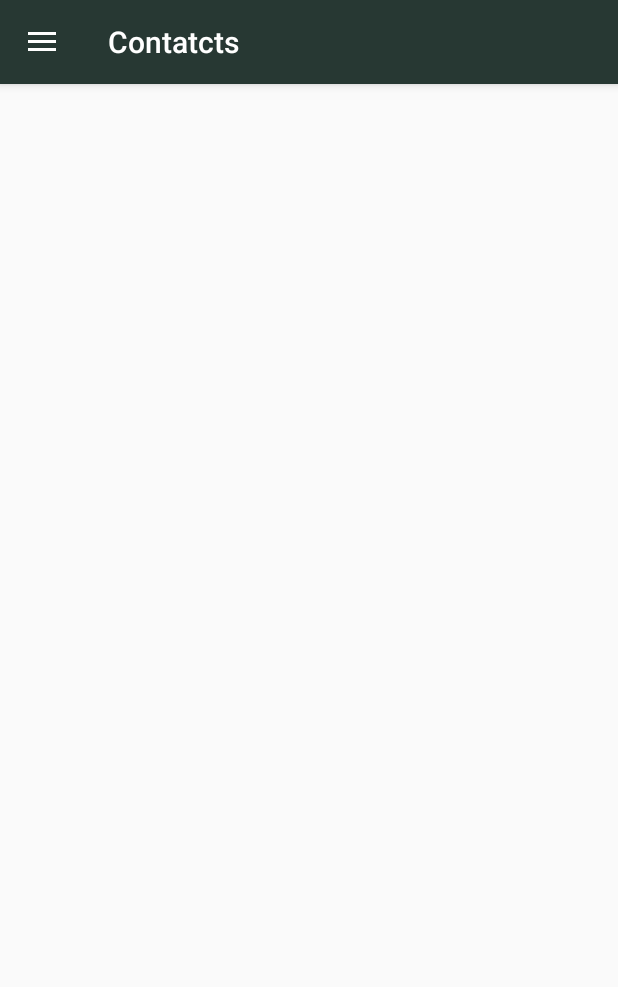
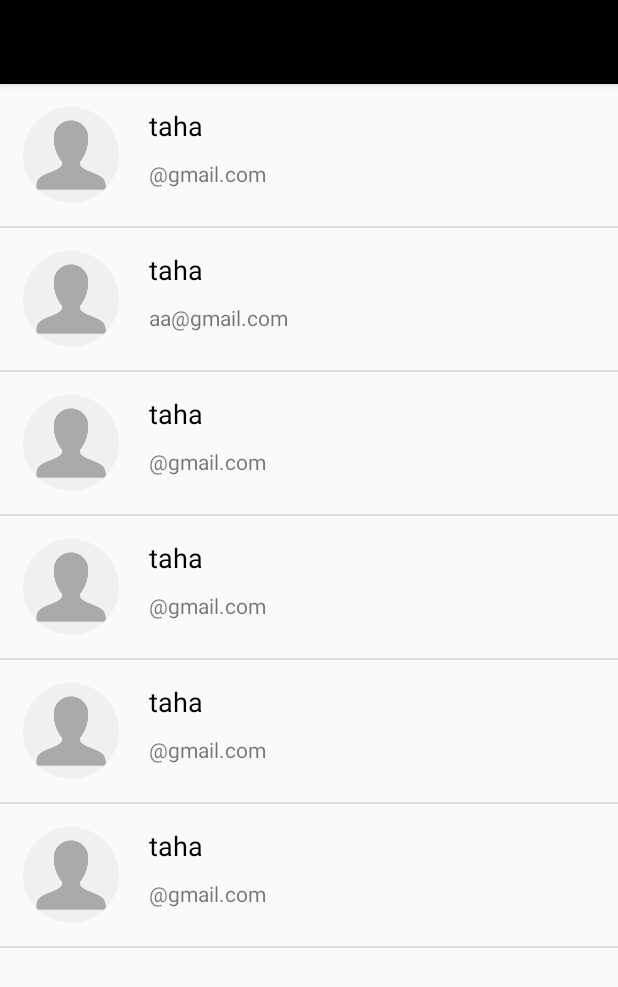
Before and after one commit to zyedbenmed/Eniso.infoApp, an Android app: the Contacts screen opened directly, with no data from a screen before it, in the side drawer, after a tap on "Contacts", on a phone screen of 412 x 824 dp. Shown: the top 987 px of the screen. Run offline under Robolectric (Android 15) with nearby library versions, the phone set to English and light mode, and no system bars; our stand-ins replace CircleImageView, Volley; 2 statements that could not run were skipped.

Commit message:
Contacts activity

```diff
--- a/ENISo/app/build.gradle
+++ b/ENISo/app/build.gradle
@@ -23,6 +23,7 @@ dependencies {
     implementation 'com.android.support:appcompat-v7:26.1.0'
     implementation 'com.android.support.constraint:constraint-layout:1.0.2'
     implementation 'com.android.support:design:26.1.0'
+    implementation 'de.hdodenhof:circleimageview:2.1.0'
     testImplementation 'junit:junit:4.12'
     androidTestImplementation 'com.android.support.test:runner:1.0.1'
     androidTestImplementation 'com.android.support.test.espresso:espresso-core:3.0.1'
--- a/ENISo/app/src/main/java/com/example/alaabid/eniso/Contacts.java
+++ b/ENISo/app/src/main/java/com/example/alaabid/eniso/Contacts.java
@@ -2,6 +2,7 @@ package com.example.alaabid.eniso;
 
 import android.content.DialogInterface;
 import android.content.Intent;
+import android.net.Uri;
 import android.os.Bundle;
 import android.support.design.widget.FloatingActionButton;
 import android.support.design.widget.Snackbar;
@@ -18,7 +19,11 @@ import android.support.v7.app.AppCompatActivity;
 import android.support.v7.widget.Toolbar;
 import android.view.Menu;
 import android.view.MenuItem;
+import android.view.ViewGroup;
+import android.widget.AdapterView;
+import android.widget.BaseAdapter;
 import android.widget.ImageView;
+import android.widget.ListView;
 import android.widget.TextView;
 import android.widget.Toast;
 
@@ -41,12 +46,15 @@ import java.util.HashMap;
 import java.util.List;
 import java.util.Map;
 
+import de.hdodenhof.circleimageview.CircleImageView;
+
 public class Contacts extends AppCompatActivity
         implements NavigationView.OnNavigationItemSelectedListener{
 
     DrawerLayout drawer;
     NavigationView navigationView;
-    Toolbar toolbar=null;
+    Toolbar toolbar;
+    private ListView listView;
     String nom;
     @Override
     protected void onCreate(Bundle savedInstanceState) {
@@ -57,6 +65,13 @@ public class Contacts extends AppCompatActivity
         setSupportActionBar(toolbar);
         Bundle extras = getIntent().getExtras();
         nom = extras.getString("nom");
+
+        listView = findViewById(R.id.listV);
+
+        CustomAdapter customAdapter=new CustomAdapter();
+        listView.setAdapter(customAdapter);
+
+
 
 
         //***********************************************************
@@ -90,6 +105,87 @@ public class Contacts extends AppCompatActivity
     //************************outside of onCreate()*****************************
     //**************************************************************************
 
+    int [] IMAGES ={R.drawable.default_avatar,R.drawable.default_avatar,R.drawable.default_avatar,R.drawable.default_avatar,R.drawable.default_avatar,R.drawable.default_avatar};
+    String [] EMAIL ={"@gmail.com","aa@gmail.com","@gmail.com","@gmail.com","@gmail.com","@gmail.com","@gmail.com"};
+    String [] NAMES ={"taha","taha","taha","taha","taha","taha","taha","taha","taha","taha","taha","taha","taha","taha","taha","taha","taha","taha","taha","taha","taha","taha","taha","taha"};
+
+    private class CustomAdapter extends BaseAdapter {
+
+        @Override
+        public int getCount() {
+            return IMAGES.length;
+        }
+
+        @Override
+        public Object getItem(int position) {
+            return null;
+        }
+
+        @Override
+        public long getItemId(int position) {
+            return 0;
+        }
+
+        @Override
+        public View getView(int position, View convertView, ViewGroup parent) {
+
+            convertView = getLayoutInflater().inflate(R.layout.user_single_layout,null);
+
+            TextView name = convertView.findViewById(R.id.user_single_name);
+            final TextView mail = convertView.findViewById(R.id.user_single_email);
+            CircleImageView image = convertView.findViewById(R.id.user_single_image);
+
+            // convertView = getLayoutInflater().inflate(R.layout.users_single_layout,null);
+
+            name.setText(NAMES[position]);
+            mail.setText(EMAIL[position]);
+            image.setImageResource(IMAGES[position]);
+
+            listView.setOnItemClickListener(new AdapterView.OnItemClickListener() {
+                @Override
+                public void onItemClick(AdapterView<?> parent, View view, final int position, long id) {
+
+                    CharSequence options[] = new CharSequence[]{"Show Informations", "Send Email"};
+
+                    final AlertDialog.Builder builder = new AlertDialog.Builder(Contacts.this);
+
+                    builder.setTitle("Choose option");
+                    builder.setItems(options, new DialogInterface.OnClickListener() {
+                        @Override
+                        public void onClick(DialogInterface dialog, int which) {
+
+                            String ch = EMAIL[position];
+
+
+                            if(which == 1){
+                                Intent i =new Intent(Intent.ACTION_SENDTO);
+                                i.setType("text/plain");
+                                i.setData(Uri.parse("mailto:" + ch));
+                                //i.putExtra(Intent.EXTRA_SUBJECT,"Q");
+                                //i.putExtra(Intent.EXTRA_TEXT,"tester le tp4 android");
+                                startActivity(i);
+                            }
+
+                        }
+                    });
+
+                    builder.show();
+
+
+
+
+
+                }
+            });
+
+
+            return convertView;
+
+        }
+
+
+
+    }
 
 
 
@@ -202,6 +298,7 @@ public class Contacts extends AppCompatActivity
                             Intent i1= new Intent(Contacts.this,Login.class);
                             startActivity(i1);
 
+
                         }
                     }
                 });
--- a/ENISo/app/src/main/res/layout/activity_contacts.xml
+++ b/ENISo/app/src/main/res/layout/activity_contacts.xml
@@ -12,10 +12,22 @@
         layout="@layout/app_bar_home"
         android:layout_width="match_parent"
         android:layout_height="match_parent"/>
-    <LinearLayout
+    <RelativeLayout
         android:layout_width="match_parent"
         android:layout_height="match_parent"
         android:layout_marginTop="60dp">
+
+        <include layout="@layout/user_layout" android:id="@+id/users_appBar" />
+
+
+        <ListView
+            android:id="@+id/listV"
+            android:layout_below="@+id/users_appBar"
+            android:layout_width="match_parent"
+            android:layout_height="match_parent"
+            >
+
+        </ListView>
 
         <!-- YOU WRITE YOUR XML HERE -->
         <!--START WITH CHOOSING THE lAYOUT-->
@@ -39,7 +51,9 @@
         -->
 
 
-</LinearLayout>
+</RelativeLayout>
+
+
 
     <android.support.design.widget.NavigationView
         android:id="@+id/nav_view"
@@ -59,6 +73,4 @@
 
 
 
-
-
 </android.support.v4.widget.DrawerLayout>
--- /dev/null
+++ b/ENISo/app/src/main/res/layout/user_layout.xml
@@ -0,0 +1,10 @@
+<?xml version="1.0" encoding="utf-8"?>
+<android.support.v7.widget.Toolbar xmlns:android="http://schemas.android.com/apk/res/android"
+    android:id="@+id/main_app_bar"
+    android:layout_width="match_parent"
+    android:layout_height="wrap_content"
+    android:background="@color/black"
+    android:theme="@style/ThemeOverlay.AppCompat.Dark.ActionBar"
+    >
+
+</android.support.v7.widget.Toolbar>
--- /dev/null
+++ b/ENISo/app/src/main/res/layout/user_single_layout.xml
@@ -0,0 +1,51 @@
+<?xml version="1.0" encoding="utf-8"?>
+<RelativeLayout xmlns:android="http://schemas.android.com/apk/res/android"
+    xmlns:app="http://schemas.android.com/apk/res-auto"
+    android:layout_width="match_parent"
+    android:layout_height="wrap_content"
+    android:background="?android:selectableItemBackground">
+
+    <de.hdodenhof.circleimageview.CircleImageView
+        android:id="@+id/user_single_image"
+        android:layout_width="64dp"
+        android:layout_height="64dp"
+        android:layout_marginBottom="15dp"
+        android:layout_marginLeft="15dp"
+        android:layout_marginTop="15dp"
+        android:src="@drawable/default_avatar" />
+
+    <TextView
+        android:id="@+id/user_single_name"
+        android:layout_width="wrap_content"
+        android:layout_height="wrap_content"
+        android:layout_alignTop="@+id/user_single_image"
+        android:layout_marginStart="20dp"
+        android:layout_toEndOf="@+id/user_single_image"
+        android:text="Display Name"
+        android:textColor="@android:color/black"
+        android:textSize="18sp"
+        android:layout_toRightOf="@+id/user_single_image"
+        android:layout_marginLeft="20dp" />
+
+    <TextView
+        android:id="@+id/user_single_email"
+        android:layout_width="wrap_content"
+        android:layout_height="wrap_content"
+        android:layout_alignStart="@+id/user_single_name"
+        android:layout_below="@+id/user_single_name"
+        android:layout_marginTop="10dp"
+        android:text="User default Email"
+        android:layout_alignLeft="@+id/user_single_name" />
+
+    <ImageView
+        android:id="@+id/user_single_online_icon"
+        android:layout_width="8dp"
+        android:layout_height="wrap_content"
+        android:layout_alignTop="@+id/user_single_name"
+        android:layout_marginLeft="10dp"
+        android:layout_toEndOf="@+id/user_single_name"
+        android:visibility="invisible"
+        app:srcCompat="@drawable/online_icon"
+        android:layout_toRightOf="@+id/user_single_name" />
+
+</RelativeLayout>
```
Also changed, not shown: ENISo/app/src/main/res/drawable/default_avatar.png (added), ENISo/app/src/main/res/drawable/online_icon.png (added).
